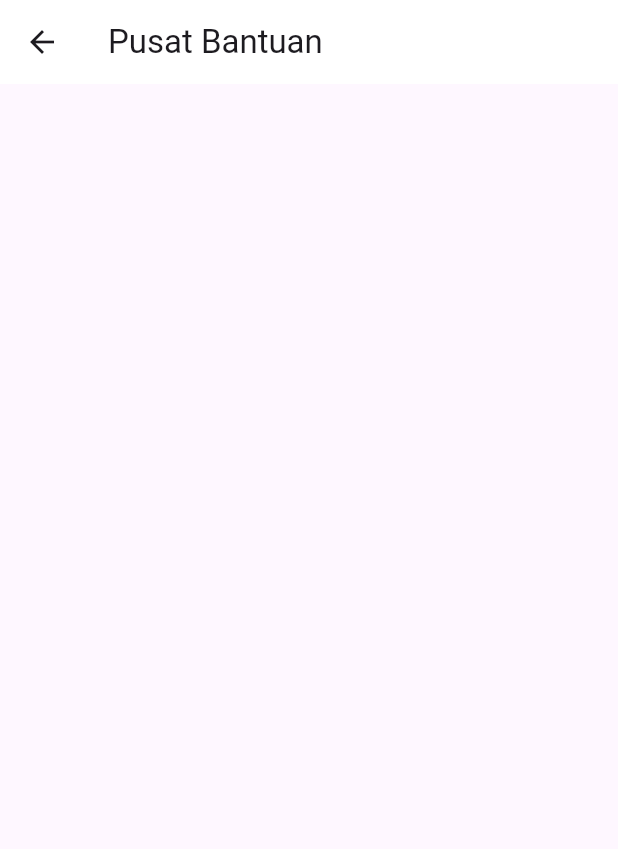
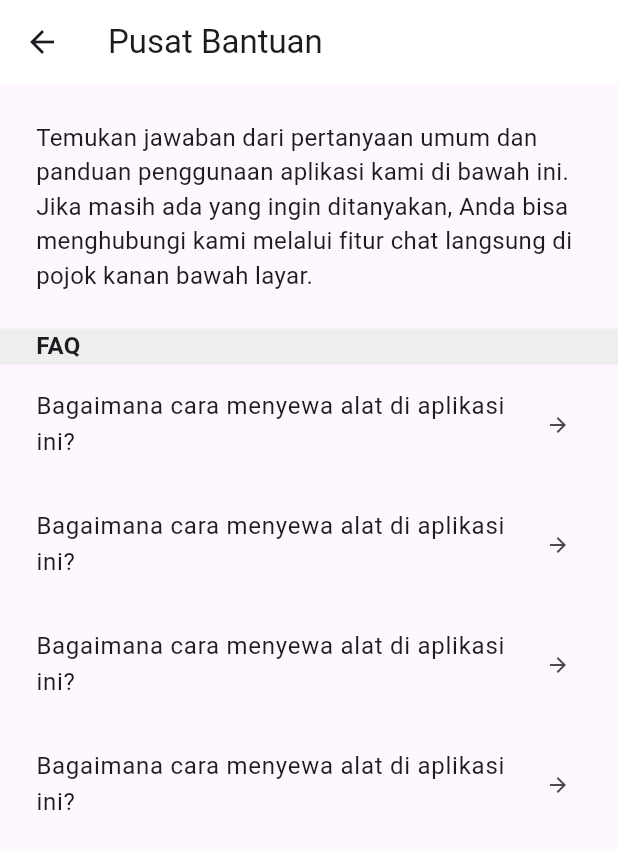
Before and after one commit to beginnener/Kelompok7-PROVIS-TUBES-C223, a Flutter app: the HelpPage screen opened directly, on a phone screen of 412 x 824 dp. Shown: the top 849 px of the screen. Run offline on Flutter 3.47's test engine with Material 3 defaults, Android fonts, the phone set to English and light mode, and no system bars; network calls fail.

Commit message:
page pusat bantuan sudaberes bang (dit tolonign dit)

```diff
--- a/lib/pages/help.dart
+++ b/lib/pages/help.dart
@@ -20,6 +20,101 @@ class HelpPage extends StatelessWidget {
         title: const Text('Pusat Bantuan'),
         backgroundColor: Colors.white,
       ),
+      body: Column(
+        children: [
+          Padding(
+            padding: const EdgeInsets.all(24.0),
+            child: const Text(
+              'Temukan jawaban dari pertanyaan umum dan panduan penggunaan aplikasi kami di bawah ini. Jika masih ada yang ingin ditanyakan, Anda bisa menghubungi kami melalui fitur chat langsung di pojok kanan bawah layar.',
+              style: TextStyle(fontSize: 16),
+            ),
+          ),
+          Container(
+            width: double.infinity,
+            height: 24,
+            color: Colors.grey[200],
+            child: const Padding(
+              padding: EdgeInsets.only(left: 24.0),
+              child: Text(
+                'FAQ',
+                style: TextStyle(fontSize: 16, fontWeight: FontWeight.bold),
+              ),
+            ),
+          ),
+          Padding(
+            padding: const EdgeInsets.all(8.0),
+            child: ListTile(
+              title: Text(
+                "Bagaimana cara menyewa alat di aplikasi ini?",
+                style: const TextStyle(fontSize: 16),
+              ),
+              trailing: const Icon(Icons.arrow_forward, size: 16),
+              onTap: () {
+                Navigator.push(
+                  context,
+                  MaterialPageRoute(
+                    builder: (context) => Placeholder(), // Ganti dengan halaman yang sesuai
+                  ),
+                );
+              },
+            ),
+          ),
+          Padding(
+            padding: const EdgeInsets.all(8.0),
+            child: ListTile(
+              title: Text(
+                "Bagaimana cara menyewa alat di aplikasi ini?",
+                style: const TextStyle(fontSize: 16),
+              ),
+              trailing: const Icon(Icons.arrow_forward, size: 16),
+              onTap: () {
+                Navigator.push(
+                  context,
+                  MaterialPageRoute(
+                    builder: (context) => Placeholder(), // Ganti dengan halaman yang sesuai
+                  ),
+                );
+              },
+            ),
+          ),
+          Padding(
+            padding: const EdgeInsets.all(8.0),
+            child: ListTile(
+              title: Text(
+                "Bagaimana cara menyewa alat di aplikasi ini?",
+                style: const TextStyle(fontSize: 16),
+              ),
+              trailing: const Icon(Icons.arrow_forward, size: 16),
+              onTap: () {
+                Navigator.push(
+                  context,
+                  MaterialPageRoute(
+                    builder: (context) => Placeholder(), // Ganti dengan halaman yang sesuai
+                  ),
+                );
+              },
+            ),
+          ),
+          Padding(
+            padding: const EdgeInsets.all(8.0),
+            child: ListTile(
+              title: Text(
+                "Bagaimana cara menyewa alat di aplikasi ini?",
+                style: const TextStyle(fontSize: 16),
+              ),
+              trailing: const Icon(Icons.arrow_forward, size: 16),
+              onTap: () {
+                Navigator.push(
+                  context,
+                  MaterialPageRoute(
+                    builder: (context) => Placeholder(), // Ganti dengan halaman yang sesuai
+                  ),
+                );
+              },
+            ),
+          ),
+        ],
+      ),
     );
   }
 }
```
